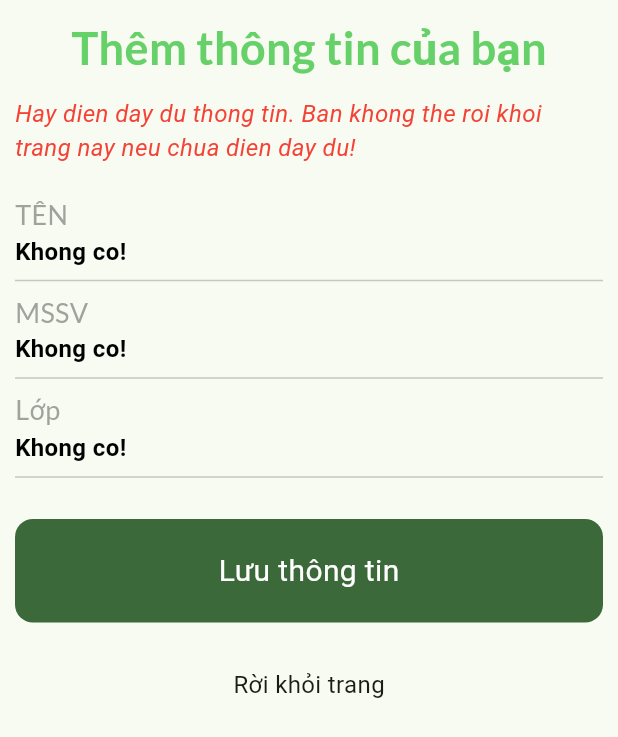
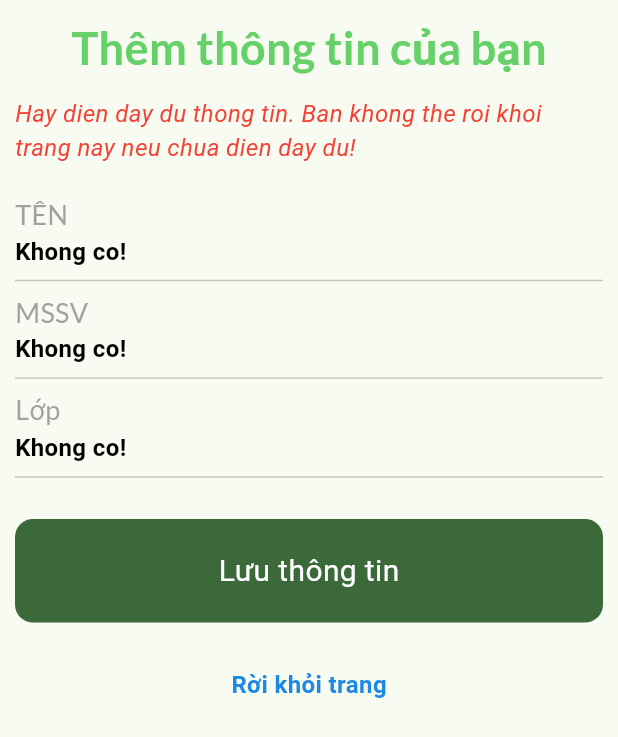
Before and after one commit to RohJeongeui/first-android, a Flutter app: the PageDangKyLop screen opened directly, after a tap on "Lưu thông tin", on a phone screen of 412 x 824 dp. Shown: the top 737 px of the screen. Run offline on Flutter 3.47's test engine with Material 3 defaults, Android fonts, the phone set to English and light mode, and no system bars; our stand-ins replace avatar_glow, dio, google_fonts, shared_preferences; accounts and stored records are empty; network calls fail.

Commit message:
197d9a2182b2310afe495e406c6d270ff28f298a

```diff
--- a/lib/UI/page_dangkylop.dart
+++ b/lib/UI/page_dangkylop.dart
@@ -1,5 +1,6 @@
 import 'package:connect_1000/UI/AppConstant.dart';
 import 'package:connect_1000/UI/custom_ctrl.dart';
+import 'package:connect_1000/UI/page_main.dart';
 import 'package:connect_1000/models/lop.dart';
 import 'package:connect_1000/models/profile.dart';
 import 'package:connect_1000/repositories/lop_repository.dart';
@@ -16,15 +17,26 @@ class PageDangKyLop extends StatefulWidget {
 
 class _PageDangKyLopState extends State<PageDangKyLop> {
   List<Lop>? listlop = [];
+   Profile profile = Profile();
+  String mssv = '';
+  String ten = '';
+  int idlop = 0;
+  String tenlop = '';
+  @override
+  void initState() {
+    // TODO: implement initState
+    mssv = profile.student.mssv;
+    ten = profile.user.first_name;
+    idlop = profile.student.idlop;
+    tenlop = profile.student.tenlop;
+    super.initState();
+  }
 
   @override
   Widget build(BuildContext context) {
     final size = MediaQuery.of(context).size;
-    Profile profile = Profile();
-    String mssv = profile.student.mssv;
-    String ten = profile.user.first_name;
-    int idlop = profile.student.idlop;
-    String tenlop = profile.student.tenlop;
+
+
 
     return Scaffold(
       body: SafeArea(
@@ -105,7 +117,12 @@ class _PageDangKyLopState extends State<PageDangKyLop> {
                           Custom_Button(textButton: "Lưu thông tin")
                       ),
                         const SizedBox(height: 30,),
-                        Text("Rời khỏi trang")
+                        GestureDetector(
+                          onTap: (){
+                            Navigator.popAndPushNamed(context, PageMain.routename);
+                          },
+                          child: Text("Rời khỏi trang",
+                                      style: AppConstant.textlink,))
 
               ],),
           ),
--- a/lib/UI/page_main.dart
+++ b/lib/UI/page_main.dart
@@ -6,7 +6,6 @@ import 'package:connect_1000/UI/page_login.dart';
 import 'package:connect_1000/providers/mainviewmodel.dart';
 import 'package:connect_1000/providers/menubarviewmodel.dart';
 import 'package:flutter/material.dart';
-import 'package:flutter/rendering.dart';
 import 'package:provider/provider.dart';
 
 import '../models/profile.dart';
--- a/lib/providers/loginviewmodel.dart
+++ b/lib/providers/loginviewmodel.dart
@@ -26,6 +26,7 @@ class LoginViewModel with ChangeNotifier{
         var user = await UserRepository().getUserInfo();
         profile.user = User.fromUser(user);
         status = 3; //dang nhap thanh cong, lay thong tin user student
+
       }
       notifyListeners();
     }catch(e){}
--- a/lib/repositories/student_repository.dart
+++ b/lib/repositories/student_repository.dart
@@ -1,4 +1,4 @@
-import 'package:connect_1000/models/profile.dart';
+
 import 'package:connect_1000/models/student.dart';
 import 'package:connect_1000/services/api_services.dart';
 
--- a/lib/services/api_services.dart
+++ b/lib/services/api_services.dart
@@ -25,21 +25,35 @@ class ApiService{
       'Authorization' :'Bearer ' + Profile().token,
       'Accept':'application/json',
     };
+    String birthday = "";
     Map<String,dynamic>param = {
       "first_name" : profile.user.first_name,
+      "last_name" : '',
+      "phone" : profile.user.phone,
+      "address" : profile.user.address ?? "",
+      "provinceid" : profile.user.provinceid ,
+      "provincename" : profile.user.provincename ?? "",
+      "districtid" : profile.user.districtid,
+      "districtname" : profile.user.districtname ?? "",
+      "wardid" : profile.user.wardid,
+      "warname" : profile.user.wardname ?? "",
+      "street" : profile.user.address ?? "",
+      'birthday' : birthday,
     };
     String apiUrl = "https://chocaycanh.club/api/me/details";
     try{
           // ignore: non_constant_identifier_names
           final Response =
-                  await _dio.post(apiUrl,options: Options(headers: headers),data: jsonEncode(param));
+                  await _dio.patch(apiUrl,options: Options(headers: headers),data: jsonEncode(param));
           if(Response.statusCode == 200 ) {
+            print(Response);
             return Response;
           }
       } catch(e) {
         print(e);
       }
   }
+
   Future<Response?> dangkyLop() async{
     Profile profile  = Profile();
     Map <String , String > headers = {
```
